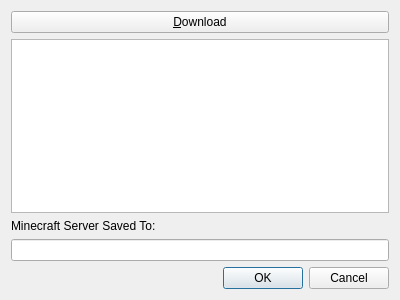
The window that downloaddialog.ui (BrainB0ne/qtmcserver) describes before a commit, drawn with Qt 5.
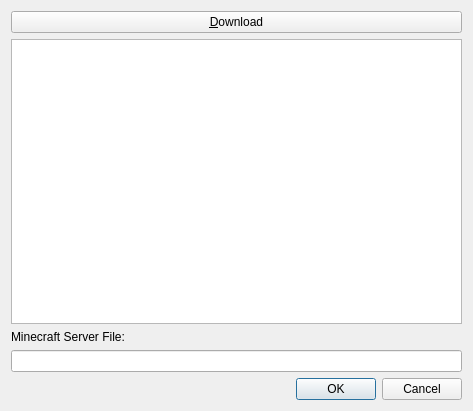
The same window after the commit. Icons and pictures are not drawn.

Commit message: added Minecraft Server download with wget

The edit to the form file:
```diff
--- a/downloaddialog.ui
+++ b/downloaddialog.ui
@@ -6,8 +6,8 @@
    <rect>
     <x>0</x>
     <y>0</y>
-    <width>400</width>
-    <height>300</height>
+    <width>473</width>
+    <height>411</height>
    </rect>
   </property>
   <property name="windowTitle">
@@ -35,7 +35,7 @@
    <item row="2" column="0">
     <widget class="QLabel" name="label">
      <property name="text">
-      <string>Minecraft Server Saved To:</string>
+      <string>Minecraft Server File:</string>
      </property>
     </widget>
    </item>
```
The commit also changes 3 other files.
